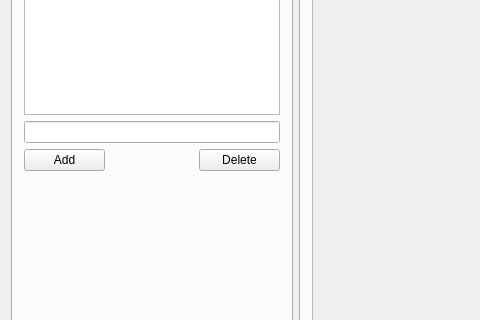
This is src/fontbuilder.ui in yin8086/fontbuilder as Qt 5 draws it before an edit; both pictures show x 0 to 480 and y 143 to 463 of the 612 by 560 pixel window. The edited form follows.
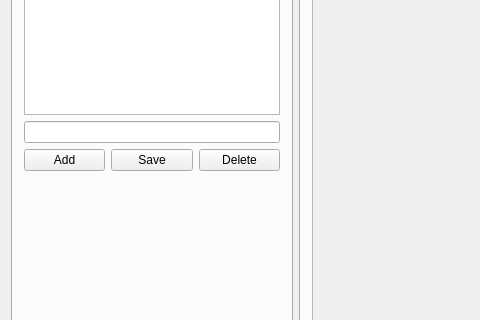
This is the edited form. Custom widgets are drawn as their Qt base class.

Diff of the .ui file:
```diff
--- a/src/fontbuilder.ui
+++ b/src/fontbuilder.ui
@@ -69,6 +69,13 @@
           </property>
          </widget>
         </item>
+        <item row="1" column="1">
+         <widget class="QPushButton" name="saveBtn">
+          <property name="text">
+           <string>Save</string>
+          </property>
+         </widget>
+        </item>
        </layout>
       </widget>
       <widget class="QWidget" name="tab_Font">
```
